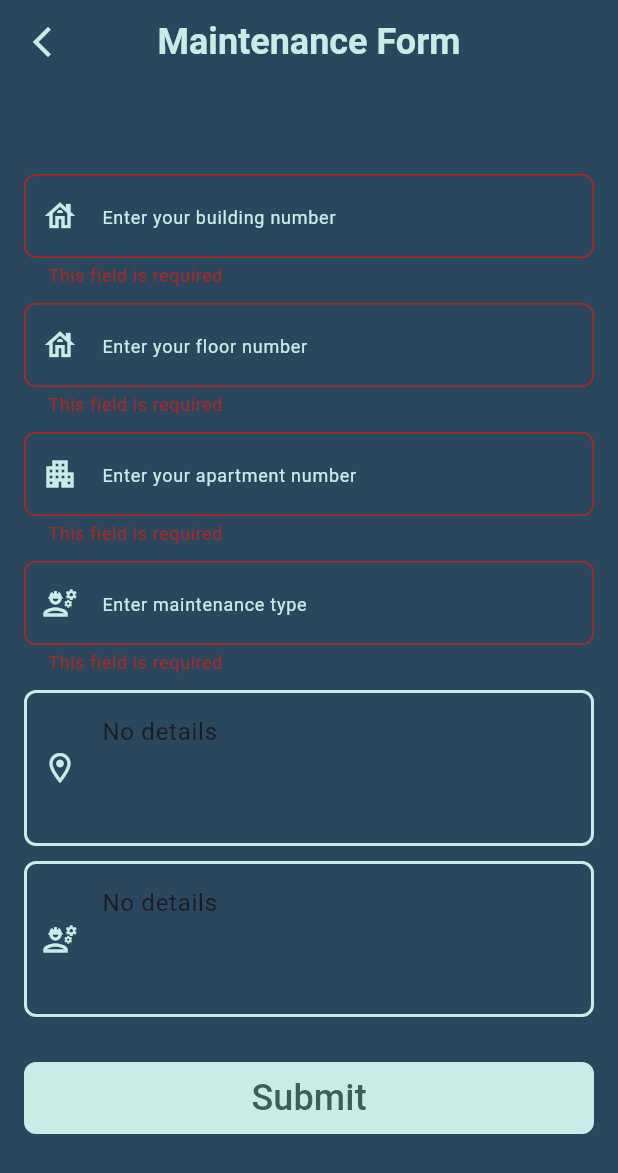
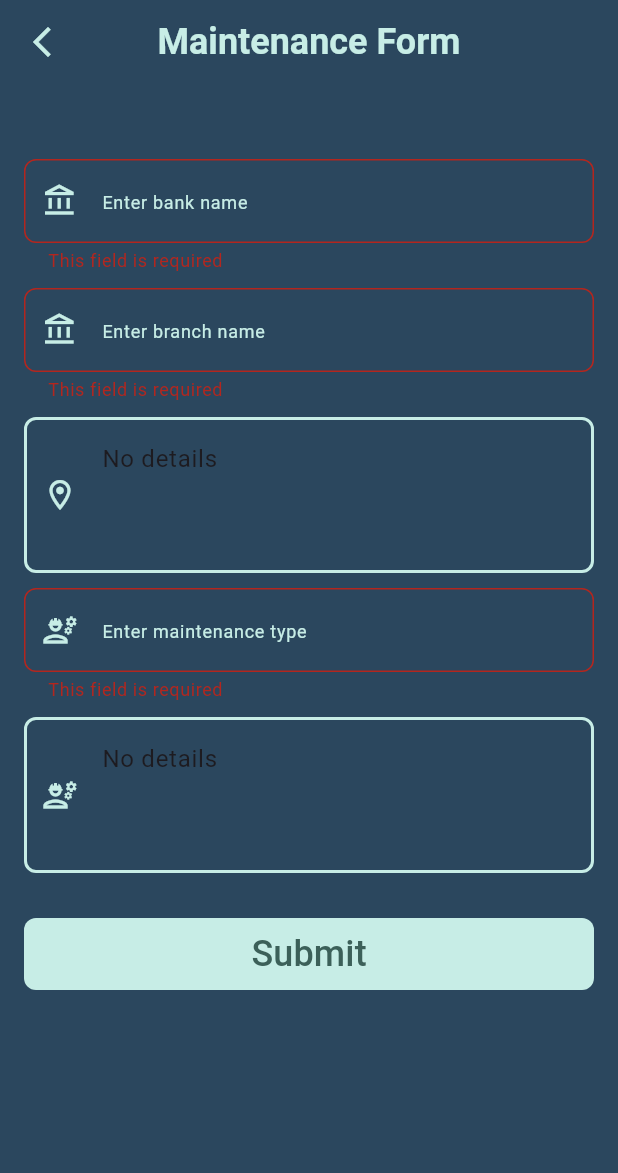
Before and after one commit to Peter-Awod/Facility-Management, a Flutter app: the MaintenanceForm screen opened directly, after a tap on "Submit", on a phone screen of 412 x 824 dp. Shown: the top 1173 px of the screen. Run offline on Flutter 3.47's test engine with Material 3 defaults, Android fonts, the phone set to English and light mode, and no system bars; our stand-ins replace bloc, cloud_firestore, conditional_builder_null_safety, firebase_auth, firebase_core, flutter_bloc and 2 more; accounts and stored records are empty.

Commit message:
updated maintenance form UI to accepts the new data

```diff
--- a/lib/widgets/maintenance_form.dart
+++ b/lib/widgets/maintenance_form.dart
@@ -23,35 +23,25 @@ class _MaintenanceFormState extends State<MaintenanceForm> {
   var formKey = GlobalKey<FormState>();
   AutovalidateMode autoValidateMode = AutovalidateMode.disabled;
 
-  var nameController = TextEditingController();
-  var mobileNumberController = TextEditingController();
-  var buildingNumberController = TextEditingController();
-  var floorNumberController = TextEditingController();
-  var apartmentNumberController = TextEditingController();
+  var bankNameController = TextEditingController();
+  var branchNameController = TextEditingController();
   var maintenanceTypeController = TextEditingController();
   var addressDetailsController = TextEditingController();
   var maintenanceDetailsController = TextEditingController();
-  var permissionDetailsController = TextEditingController();
 
-  String? name,
-      mobileNumber,
-      maintenanceType,
-      buildingNumber,
-      floorNumber,
-      permission,
-      apartmentNumber;
-  bool showPermissionField = false;
+  String? bankName, branchName, maintenanceType;
 
   @override
   Widget build(BuildContext context) {
     return BlocProvider(
       create: (context) => SubmitMaintenanceFormCubit(),
-      child:
-          BlocConsumer<SubmitMaintenanceFormCubit, SubmitMaintenanceFormStates>(
+      child: BlocConsumer<SubmitMaintenanceFormCubit, SubmitMaintenanceFormStates>(
         listener: (context, state) {
           if (state is SubmitFormSuccessState) {
             showSnackBar(
-                context: context, message: 'Form submitted successfully');
+              context: context,
+              message: 'Form submitted successfully',
+            );
             BlocProvider.of<UserInfoCubit>(context).getUserInfo();
             Navigator.pop(context);
           }
@@ -93,7 +83,6 @@ class _MaintenanceFormState extends State<MaintenanceForm> {
                     crossAxisAlignment: CrossAxisAlignment.center,
                     children: [
                       // name
-
                       Text(
                         BlocProvider.of<UserInfoCubit>(context).userModel!.name,
                         style: TextStyle(
@@ -103,77 +92,42 @@ class _MaintenanceFormState extends State<MaintenanceForm> {
                         ),
                       ),
 
-                      //
-                      // CustomTextFormField(
-                      //   keyboardType: TextInputType.name,
-                      //   textEditingController: nameController,
-                      //   hintText: 'Enter your full name',
-                      //   prefixIcon: const Icon(
-                      //     Icons.person_2_outlined,
-                      //   ),
-                      //   onSaved: (value) {
-                      //     name = value!;
-                      //   },
-                      // ),
-                      // const SizedBox(
-                      //   height: 10,
-                      // ),
-                      //
-                      // // mobile
-                      // CustomTextFormField(
-                      //   textEditingController: mobileNumberController,
-                      //   hintText: 'Enter your phone number',
-                      //   prefixIcon: const Icon(Icons.phone_iphone_outlined),
-                      //   keyboardType: TextInputType.phone,
-                      //   onSaved: (value) {
-                      //     mobileNumber = value!;
-                      //   },
-                      // ),
-                      const SizedBox(
-                        height: 10,
-                      ),
-
-                      //building
+                      // bank name
                       CustomTextFormField(
-                        textEditingController: buildingNumberController,
-                        hintText: 'Enter your building number',
-                        prefixIcon: const Icon(Icons.house_outlined),
-                        keyboardType: TextInputType.number,
+                        keyboardType: TextInputType.name,
+                        textEditingController: bankNameController,
+                        hintText: 'Enter bank name',
+                        prefixIcon: const Icon(Icons.account_balance_outlined),
                         onSaved: (value) {
-                          buildingNumber = value!;
+                          bankName = value!;
                         },
                       ),
-                      const SizedBox(
-                        height: 10,
-                      ),
+                      const SizedBox(height: 10),
 
-                      // floor
+                      // branch name
                       CustomTextFormField(
-                        textEditingController: floorNumberController,
-                        hintText: 'Enter your floor number',
-                        prefixIcon: const Icon(Icons.house_outlined),
-                        keyboardType: TextInputType.number,
+                        keyboardType: TextInputType.name,
+                        textEditingController: branchNameController,
+                        hintText: 'Enter branch name',
+                        prefixIcon: const Icon(Icons.account_balance_outlined),
                         onSaved: (value) {
-                          floorNumber = value!;
+                          branchName = value!;
                         },
                       ),
-                      const SizedBox(
-                        height: 10,
+                      const SizedBox(height: 10),
+
+                      // address details
+                      CustomTextFormField(
+                        textEditingController: addressDetailsController,
+                        hintText: 'Add more details about address (optional)',
+                        prefixIcon: const Icon(Icons.location_on_outlined),
+                        keyboardType: TextInputType.text,
+                        onSaved: (value) {
+                          maintenanceType = value!;
+                        },
+                        maxLines: 3,
                       ),
-
-                      // apartment
-                      CustomTextFormField(
-                        textEditingController: apartmentNumberController,
-                        hintText: 'Enter your apartment number',
-                        prefixIcon: const Icon(Icons.apartment_outlined),
-                        keyboardType: TextInputType.number,
-                        onSaved: (value) {
-                          apartmentNumber = value!;
-                        },
-                      ),
-                      const SizedBox(
-                        height: 10,
-                      ),
+                      const SizedBox(height: 10),
 
                       // maintenance
                       CustomTextFormField(
@@ -185,23 +139,7 @@ class _MaintenanceFormState extends State<MaintenanceForm> {
                           maintenanceType = value!;
                         },
                       ),
-                      const SizedBox(
-                        height: 10,
-                      ),
-
-                      // address details
-                      CustomTextFormField(
-                        textEditingController: addressDetailsController,
-                        hintText: 'Add more details about address (optional)',
-                        prefixIcon: const Icon(Icons.location_on_outlined),
-                        keyboardType: TextInputType.text,
-                        onSaved: (value) {
-                          maintenanceType = value!;
-                        }, maxLines: 3,
-                      ),
-                      const SizedBox(
-                        height: 10,
-                      ),
+                      const SizedBox(height: 10),
 
                       // maintenance details
                       CustomTextFormField(
@@ -215,14 +153,9 @@ class _MaintenanceFormState extends State<MaintenanceForm> {
                         },
                         maxLines: 3,
                       ),
-                      const SizedBox(
-                        height: 10,
-                      ),
+                      const SizedBox(height: 10),
 
-
-                      const SizedBox(
-                        height: 20,
-                      ),
+                      const SizedBox(height: 20),
 
                       // Submission button
                       CustomMaterialButton(
@@ -233,19 +166,19 @@ class _MaintenanceFormState extends State<MaintenanceForm> {
                           if (maintenanceDetailsController.text.isEmpty) {
                             maintenanceDetailsController.text = 'No details';
                           }
-                          if (permissionDetailsController.text.isEmpty) {
-                            permissionDetailsController.text =
-                                'No Permissions needed';
-                          }
 
                           if (formKey.currentState!.validate()) {
                             formKey.currentState!.save();
                             var formModel = MaintenanceFormModel(
                               formId: '',
-                              bankName: '',
-                              branchName: '',
-                              name: BlocProvider.of<UserInfoCubit>(context).userModel!.name,
-                              phone: BlocProvider.of<UserInfoCubit>(context).userModel!.phone,
+                              bankName: bankNameController.text,
+                              branchName: branchNameController.text,
+                              name: BlocProvider.of<UserInfoCubit>(
+                                context,
+                              ).userModel!.name,
+                              phone: BlocProvider.of<UserInfoCubit>(
+                                context,
+                              ).userModel!.phone,
                               maintenanceType: maintenanceTypeController.text,
 
                               addressDetails: addressDetailsController.text,
```
